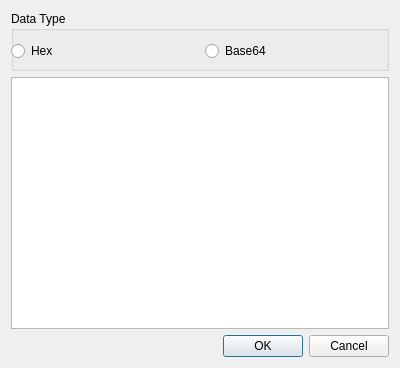
jykim74/BerEditor, file BerViewer/insert_data_dlg.ui: the form before one commit.
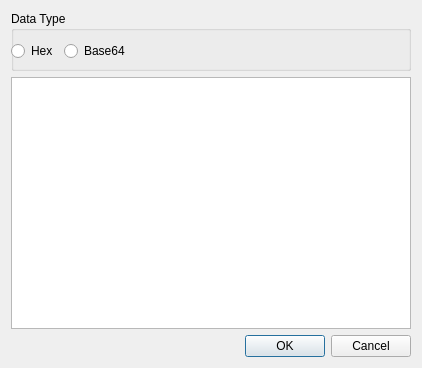
The form after the commit.

What changed in the file:
```diff
--- a/BerViewer/insert_data_dlg.ui
+++ b/BerViewer/insert_data_dlg.ui
@@ -6,7 +6,7 @@
    <rect>
     <x>0</x>
     <y>0</y>
-    <width>400</width>
+    <width>418</width>
     <height>368</height>
    </rect>
   </property>
@@ -30,18 +30,11 @@
        <rect>
         <x>0</x>
         <y>20</y>
-        <width>381</width>
+        <width>401</width>
         <height>41</height>
        </rect>
       </property>
       <layout class="QGridLayout" name="gridLayout_2">
-       <item row="0" column="0">
-        <widget class="QRadioButton" name="mTypeHex">
-         <property name="text">
-          <string>Hex</string>
-         </property>
-        </widget>
-       </item>
        <item row="0" column="1">
         <widget class="QRadioButton" name="mTypeBase64">
          <property name="text">
@@ -49,6 +42,26 @@
          </property>
         </widget>
        </item>
+       <item row="0" column="0">
+        <widget class="QRadioButton" name="mTypeHex">
+         <property name="text">
+          <string>Hex</string>
+         </property>
+        </widget>
+       </item>
+       <item row="0" column="2">
+        <spacer name="horizontalSpacer">
+         <property name="orientation">
+          <enum>Qt::Horizontal</enum>
+         </property>
+         <property name="sizeHint" stdset="0">
+          <size>
+           <width>40</width>
+           <height>20</height>
+          </size>
+         </property>
+        </spacer>
+       </item>
       </layout>
      </widget>
     </widget>
@@ -57,7 +70,7 @@
     <widget class="QPlainTextEdit" name="mTextData">
      <property name="minimumSize">
       <size>
-       <width>0</width>
+       <width>400</width>
        <height>200</height>
       </size>
      </property>
```
